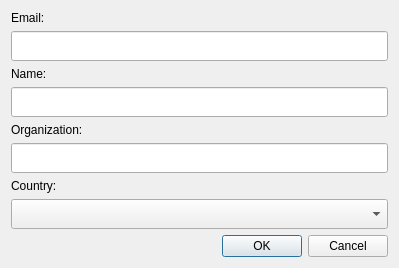
Above: LDMP/gui/DlgSettingsRegister.ui from ConservationInternational/trends.earth before the change. Below: the same form after it.
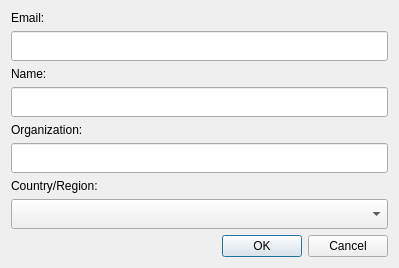
That is the form after the change.

Patch:
```diff
--- a/LDMP/gui/DlgSettingsRegister.ui
+++ b/LDMP/gui/DlgSettingsRegister.ui
@@ -114,7 +114,7 @@
       </sizepolicy>
      </property>
      <property name="text">
-      <string>Country:</string>
+      <string>Country/Region:</string>
      </property>
     </widget>
    </item>
```
